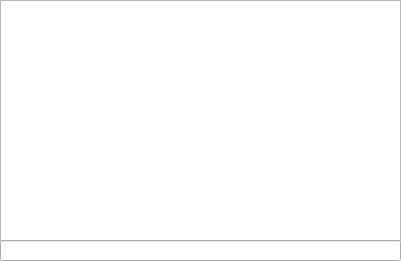
This is admin/telnetform.ui in bakwc/delta3-admin as Qt 5 draws it before an edit. The edited form follows.
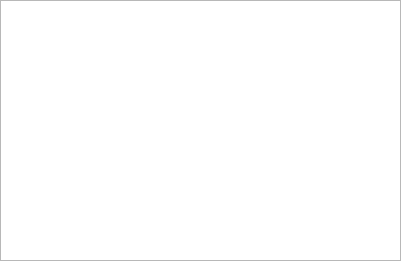
This is the edited form.

Commit message: Telnet interface fixed. Closed #4.

```diff
--- a/admin/telnetform.ui
+++ b/admin/telnetform.ui
@@ -19,17 +19,7 @@
      <x>0</x>
      <y>0</y>
      <width>401</width>
-     <height>241</height>
-    </rect>
-   </property>
-  </widget>
-  <widget class="QLineEdit" name="lineEdit">
-   <property name="geometry">
-    <rect>
-     <x>0</x>
-     <y>240</y>
-     <width>401</width>
-     <height>21</height>
+     <height>261</height>
     </rect>
    </property>
   </widget>
```
The commit also changes 3 other files.
